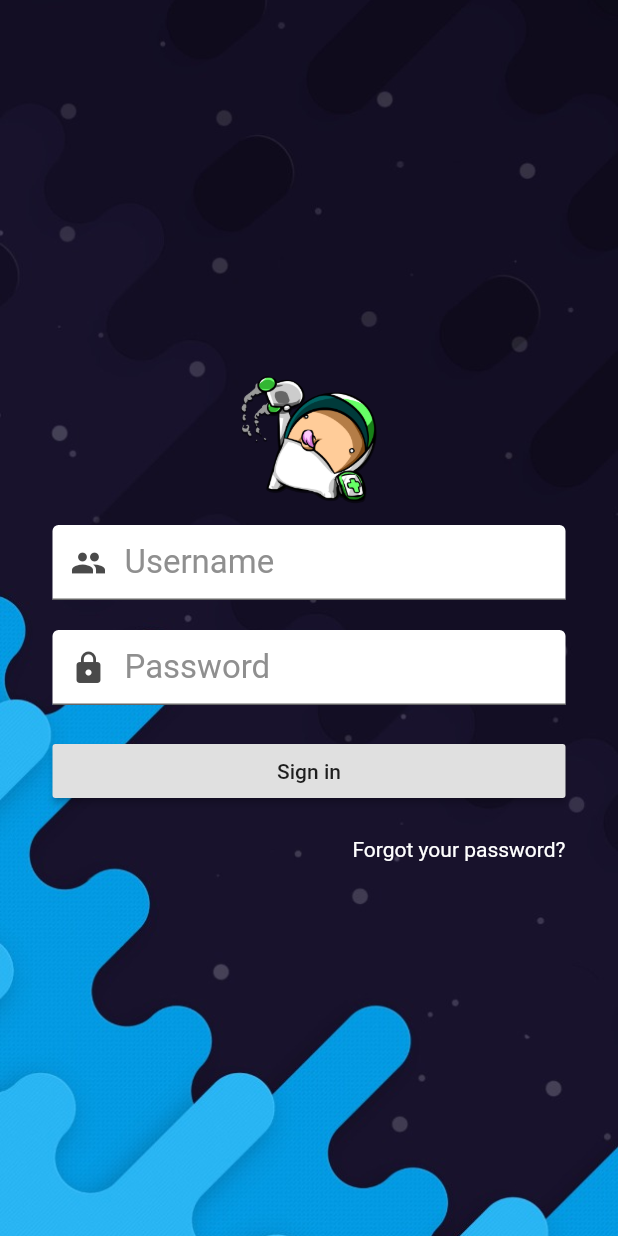
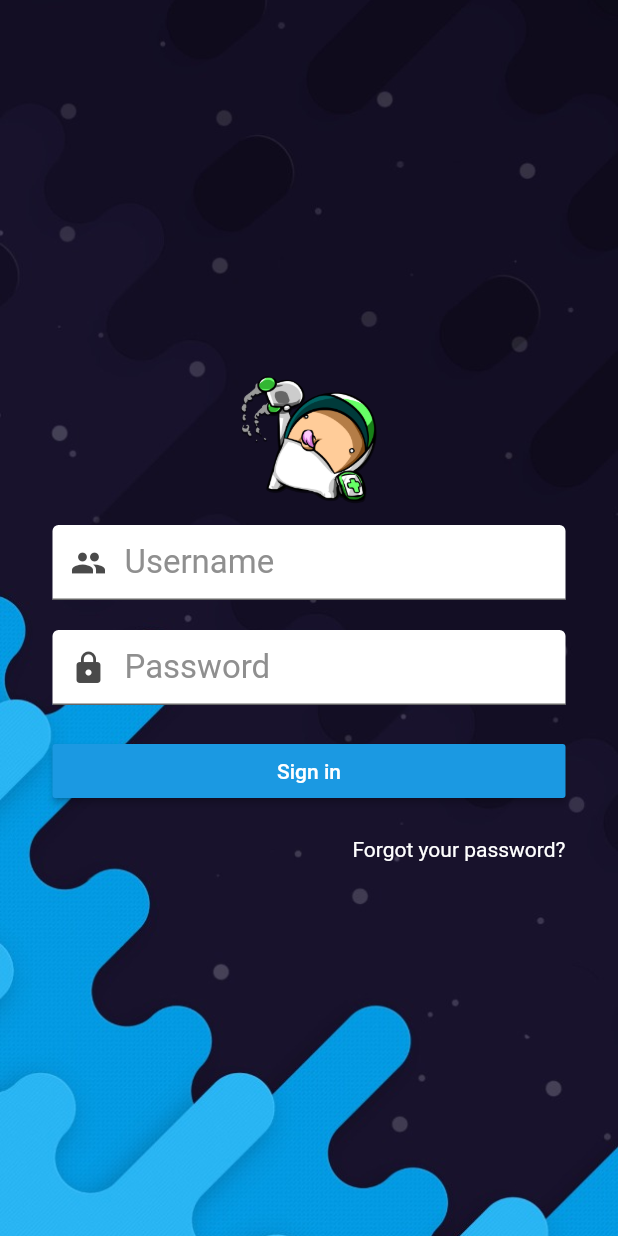
Before and after one commit to luis-abeno/flutter_login_example, a Flutter app: the screen it shows after launch, on a phone screen of 412 x 824 dp. Run offline on Flutter 3.47's test engine with Material 2 defaults, Android fonts, the phone set to English and light mode, and no system bars.

Commit message:
Added button color

```diff
--- a/lib/screens/login.dart
+++ b/lib/screens/login.dart
@@ -91,7 +91,11 @@ class _LoginScreenState extends State<LoginScreen> {
                 child: Padding(
                   padding: EdgeInsets.fromLTRB(35, 10, 35, 10),
                   child: RaisedButton(
-                    child: Text('Sign in'),
+                    color: Color(0xFF1B99E2),
+                    child: Text(
+                      'Sign in',
+                      style: TextStyle(color: Colors.white),
+                    ),
                     onPressed: () async {
                       /// Do auth
                     },
```
